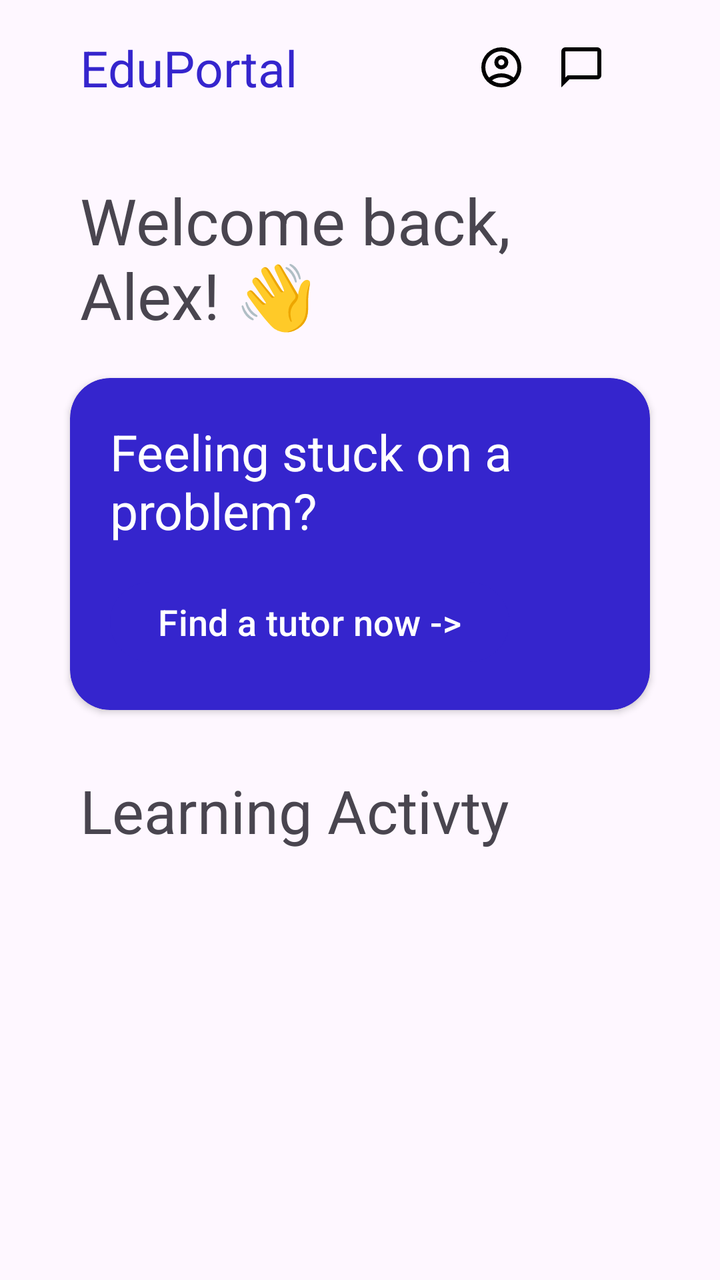
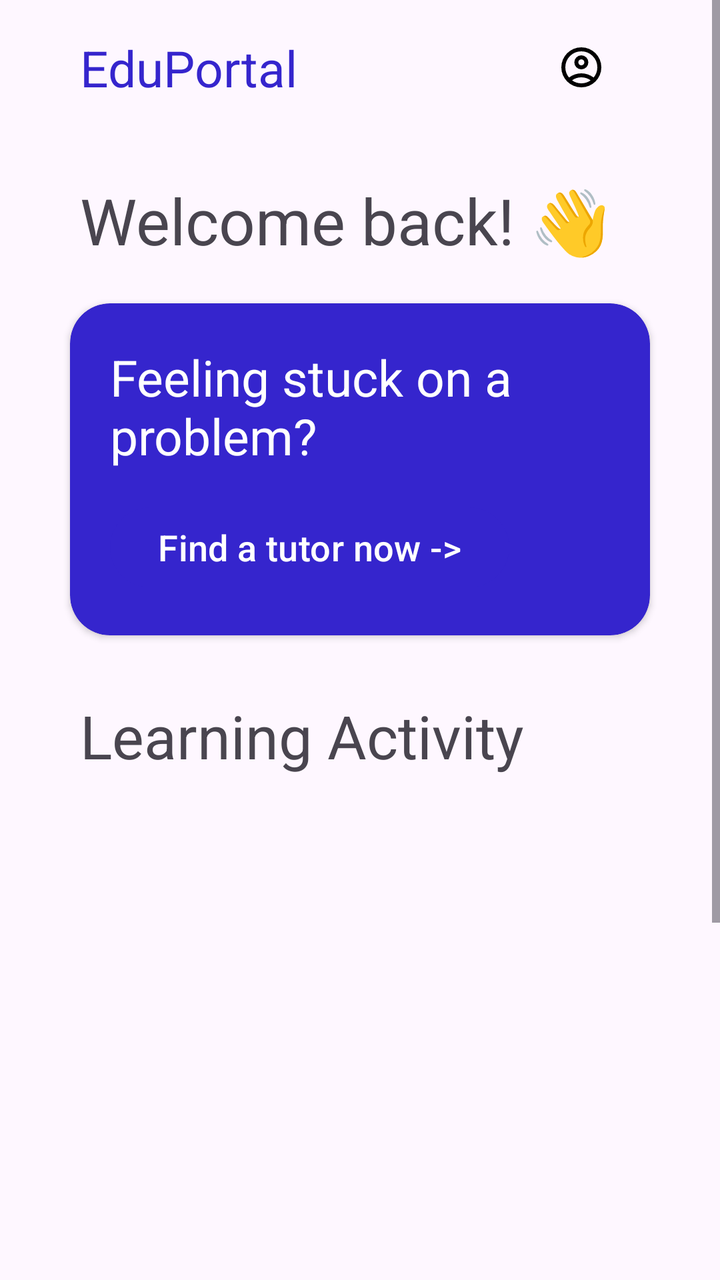

Compare the two renders of this Android layout. The source of the first and the diff that turns it into the second are given below.
<!-- AndroidManifest.xml: application theme Theme.MyTutor -->
<!-- res/layout/fragment_home.xml -->
<?xml version="1.0" encoding="utf-8"?>
<ScrollView xmlns:android="http://schemas.android.com/apk/res/android"
    xmlns:tools="http://schemas.android.com/tools"
    android:layout_width="match_parent"
    android:layout_height="match_parent"
    xmlns:app="http://schemas.android.com/apk/res-auto"
    tools:context=".HomeFragment">

    <LinearLayout
        android:layout_width="match_parent"
        android:layout_height="match_parent"
        android:orientation="vertical">
        <LinearLayout
            android:layout_width="match_parent"
            android:layout_height="wrap_content"
            android:layout_marginTop="17dp"
            android:layout_marginHorizontal="40dp"
            android:orientation="horizontal">
            <TextView
                android:layout_width="wrap_content"
                android:layout_height="wrap_content"
                android:textColor="@color/btn"
                android:text="EduPortal"
                android:textSize="25sp"/>

            <TextView
                android:layout_width="wrap_content"
                android:layout_height="wrap_content"
                android:textSize="25sp"
                android:layout_marginStart="90dp"
                android:drawableLeft="@drawable/outline_account_circle_24"/>
            <TextView
                android:layout_width="wrap_content"
                android:layout_height="wrap_content"
                android:textSize="25sp"
                android:layout_marginStart="16dp"
                android:drawableLeft="@drawable/outline_chat_bubble_24"/>
            <TextView
                android:layout_width="wrap_content"
                android:layout_height="wrap_content"
                android:textSize="25sp"
                android:layout_marginStart="16dp"
                android:drawableLeft="@drawable/outline_account_circle_24"/>

        </LinearLayout>

        <TextView
            android:layout_width="wrap_content"
            android:layout_height="wrap_content"
            android:textSize="32sp"
            android:layout_marginTop="38dp"
            android:layout_marginStart="40dp"
            android:text="Welcome back,\nAlex! 👋"/>

        <androidx.cardview.widget.CardView
            android:layout_width="match_parent"
            android:layout_height="wrap_content"
            app:cardCornerRadius="20dp"
            android:layout_marginTop="20dp"
            android:backgroundTint="@color/btn"
            android:layout_marginHorizontal="35dp">

            <LinearLayout
                android:layout_width="match_parent"
                android:layout_height="match_parent"
                android:paddingHorizontal="20dp"
                android:paddingVertical="20dp"
                android:orientation="vertical">
                <TextView
                    android:layout_width="wrap_content"
                    android:layout_height="wrap_content"
                    android:text="Feeling stuck on a problem?"
                    android:textColor="@color/white"
                    android:textSize="25sp"/>

                <Button
                    android:id="@+id/findtutor"
                    android:layout_width="wrap_content"
                    android:layout_height="wrap_content"
                    android:textColor="@color/white"
                    android:layout_marginTop="15dp"
                    android:backgroundTint="@color/btn"
                    android:clickable="true"
                    android:text="Find a tutor now ->"
                    android:textSize="18sp"/>
            </LinearLayout>

        </androidx.cardview.widget.CardView>

   <TextView
       android:layout_width="wrap_content"
       android:layout_height="wrap_content"
       android:text="Learning Activty"
       android:textSize="30sp"
       android:layout_marginTop="30dp"
       android:layout_marginStart="40dp"/>

        <ListView
            android:layout_width="match_parent"
            android:layout_height="wrap_content"
            android:layout_marginHorizontal="40dp"
            android:layout_gravity="center"/>

    </LinearLayout>



</ScrollView>
<!-- resources referenced by this layout -->
<resources>
  <color name="btn">#3525CD</color>
  <color name="white">#FFFFFFFF</color>
  <!-- drawable outline_account_circle_24 (drawable) -->
  <vector xmlns:android="http://schemas.android.com/apk/res/android" android:height="24dp" android:tint="#000000" android:viewportHeight="960" android:viewportWidth="960" android:width="24dp">
        
      <path android:fillColor="@android:color/white" android:pathData="M234,684Q285,645 348,622.5Q411,600 480,600Q549,600 612,622.5Q675,645 726,684Q761,643 780.5,591Q800,539 800,480Q800,347 706.5,253.5Q613,160 480,160Q347,160 253.5,253.5Q160,347 160,480Q160,539 179.5,591Q199,643 234,684ZM380.5,479.5Q340,439 340,380Q340,321 380.5,280.5Q421,240 480,240Q539,240 579.5,280.5Q620,321 620,380Q620,439 579.5,479.5Q539,520 480,520Q421,520 380.5,479.5ZM480,880Q397,880 324,848.5Q251,817 197,763Q143,709 111.5,636Q80,563 80,480Q80,397 111.5,324Q143,251 197,197Q251,143 324,111.5Q397,80 480,80Q563,80 636,111.5Q709,143 763,197Q817,251 848.5,324Q880,397 880,480Q880,563 848.5,636Q817,709 763,763Q709,817 636,848.5Q563,880 480,880ZM580,784.5Q627,769 666,740Q627,711 580,695.5Q533,680 480,680Q427,680 380,695.5Q333,711 294,740Q333,769 380,784.5Q427,800 480,800Q533,800 580,784.5ZM523,423Q540,406 540,380Q540,354 523,337Q506,320 480,320Q454,320 437,337Q420,354 420,380Q420,406 437,423Q454,440 480,440Q506,440 523,423ZM480,380Q480,380 480,380Q480,380 480,380Q480,380 480,380Q480,380 480,380Q480,380 480,380Q480,380 480,380Q480,380 480,380Q480,380 480,380ZM480,740Q480,740 480,740Q480,740 480,740Q480,740 480,740Q480,740 480,740Q480,740 480,740Q480,740 480,740Q480,740 480,740Q480,740 480,740Z"/>
      
  </vector>
  <!-- drawable outline_chat_bubble_24 (drawable) -->
  <vector xmlns:android="http://schemas.android.com/apk/res/android" android:height="24dp" android:tint="#000000" android:viewportHeight="960" android:viewportWidth="960" android:width="24dp">
        
      <path android:fillColor="@android:color/white" android:pathData="M80,880L80,160Q80,127 103.5,103.5Q127,80 160,80L800,80Q833,80 856.5,103.5Q880,127 880,160L880,640Q880,673 856.5,696.5Q833,720 800,720L240,720L80,880ZM206,640L800,640Q800,640 800,640Q800,640 800,640L800,160Q800,160 800,160Q800,160 800,160L160,160Q160,160 160,160Q160,160 160,160L160,685L206,640ZM160,640L160,640L160,160Q160,160 160,160Q160,160 160,160L160,160Q160,160 160,160Q160,160 160,160L160,640Q160,640 160,640Q160,640 160,640Z"/>
      
  </vector>
  <style name="Theme.MyTutor" parent="Base.Theme.MyTutor" />
  <style name="Base.Theme.MyTutor" parent="Theme.Material3.DayNight.NoActionBar">
          
          
      </style>
</resources>

<!-- the commit's change to res/layout/fragment_home.xml (unified diff, before → after) -->
@@ -24,10 +24,13 @@
                 android:textSize="25sp"/>
 
             <TextView
+                android:id="@+id/profileIcon"
                 android:layout_width="wrap_content"
                 android:layout_height="wrap_content"
                 android:textSize="25sp"
-                android:layout_marginStart="90dp"
+                android:layout_marginStart="130dp"
+                android:clickable="true"
+                android:focusable="true"
                 android:drawableLeft="@drawable/outline_account_circle_24"/>
             <TextView
                 android:layout_width="wrap_content"
@@ -35,22 +38,17 @@
                 android:textSize="25sp"
                 android:layout_marginStart="16dp"
                 android:drawableLeft="@drawable/outline_chat_bubble_24"/>
-            <TextView
-                android:layout_width="wrap_content"
-                android:layout_height="wrap_content"
-                android:textSize="25sp"
-                android:layout_marginStart="16dp"
-                android:drawableLeft="@drawable/outline_account_circle_24"/>
 
         </LinearLayout>
 
         <TextView
+            android:id="@+id/welcomeText"
             android:layout_width="wrap_content"
             android:layout_height="wrap_content"
             android:textSize="32sp"
             android:layout_marginTop="38dp"
             android:layout_marginStart="40dp"
-            android:text="Welcome back,\nAlex! 👋"/>
+            android:text="Welcome back! 👋"/>
 
         <androidx.cardview.widget.CardView
             android:layout_width="match_parent"
@@ -90,19 +88,19 @@
    <TextView
        android:layout_width="wrap_content"
        android:layout_height="wrap_content"
-       android:text="Learning Activty"
+       android:text="Learning Activity"
        android:textSize="30sp"
        android:layout_marginTop="30dp"
        android:layout_marginStart="40dp"/>
 
         <ListView
+            android:id="@+id/sessionListView"
             android:layout_width="match_parent"
-            android:layout_height="wrap_content"
+            android:layout_height="500dp"
             android:layout_marginHorizontal="40dp"
-            android:layout_gravity="center"/>
-
+            android:layout_gravity="center"
+            android:divider="@null"
+            android:dividerHeight="0dp"/>
     </LinearLayout>
 
-
-
 </ScrollView>
